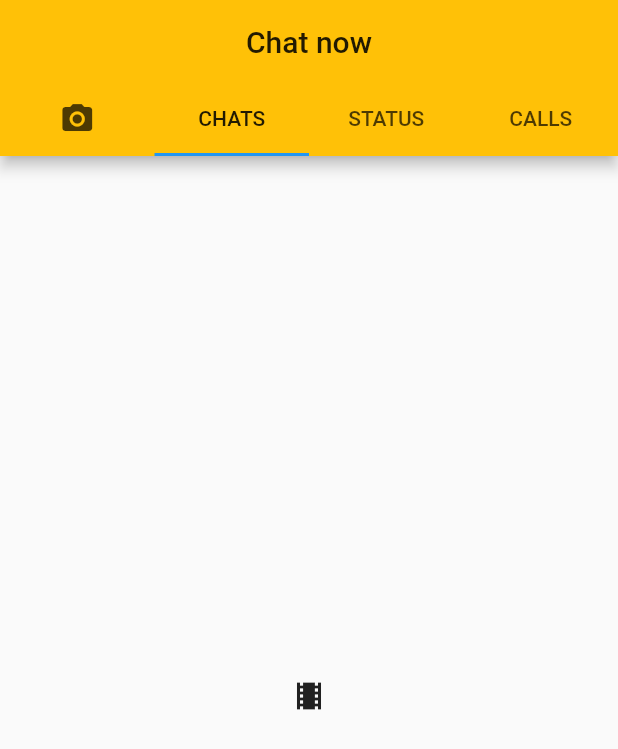
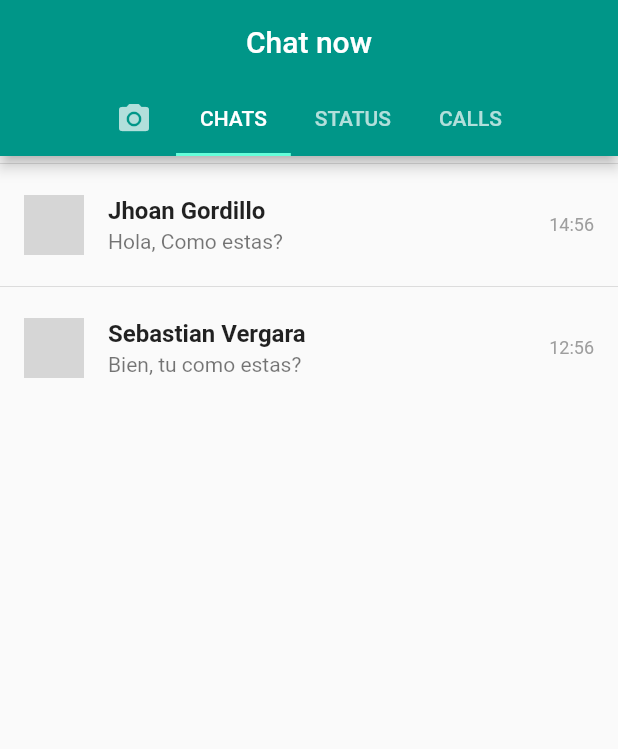
Before and after one commit to jhoangf94/learning_flutter, a Flutter app: the screen it shows after launch, tab 2 chosen, on a phone screen of 412 x 824 dp. Shown: the top 749 px of the screen. Run offline on Flutter 3.47's test engine with Material 2 defaults, Android fonts, the phone set to English and light mode, and no system bars; network calls fail; grey boxes are pictures that could not be loaded.

```diff
--- a/app_chat/lib/home.dart
+++ b/app_chat/lib/home.dart
@@ -34,6 +34,7 @@ class _HomePageState extends State<HomePage> with SingleTickerProviderStateMixin
         centerTitle: true,
         bottom: TabBar(
           controller: _tabController,
+          isScrollable: true,
           tabs: <Widget>[
             Tab(icon: Icon(Icons.camera_alt)),
             Tab(text: "CHATS"),
--- a/app_chat/lib/main.dart
+++ b/app_chat/lib/main.dart
@@ -1,4 +1,8 @@
 import 'package:flutter/material.dart';
+import 'package:app_chat/pages/chat.dart';
+import 'package:app_chat/pages/status.dart';
+import 'package:app_chat/pages/calls.dart';
+import 'package:app_chat/pages/chats.dart';
 import 'home.dart';
 
 void main() => runApp(ChatApp());
@@ -9,8 +13,15 @@ class ChatApp extends StatelessWidget {
   Widget build(BuildContext context) {
     return MaterialApp(
       debugShowCheckedModeBanner: false,
+      initialRoute: "/",
+      routes: {
+        // "/" : (context) => HomePage(),
+        "/chats" : (context) => Chats(),
+        Chat.routeName : (context) => Chat(),
+      },
       theme: ThemeData(
-        primaryColor: Colors.amber
+        primaryColor: Colors.teal,
+        accentColor: Colors.tealAccent,
       ),
       home: HomePage(),
     );
--- a/app_chat/lib/models/chat_model.dart
+++ b/app_chat/lib/models/chat_model.dart
@@ -11,12 +11,12 @@ List<ChatModel> dataTest = [
   ChatModel(
       name: "Jhoan Gordillo",
       message: "Hola, Como estas?",
-      time: "2019-03-13 14:56:59",
-      imageUrl: "https://via.placeholder.com/150/92c952"),
+      time: "14:56",
+      imageUrl: "https://encrypted-tbn0.gstatic.com/images?q=tbn:ANd9GcQ6gCQzwkrhQDivF9LsQdwWVJXZL3tGovutGu_5Gs8sjLZw1uEc"),
 
   ChatModel(
       name: "Sebastian Vergara",
       message: "Bien, tu como estas?",
-      time: "2019-04-14 12:56:59",
-      imageUrl: "https://via.placeholder.com/150/d32776")
+      time: "12:56",
+      imageUrl: "https://asktabby.files.wordpress.com/2013/03/wpid-photo-mar-6-2013-1015-pm.jpg")
 ];
--- a/app_chat/lib/pages/chats.dart
+++ b/app_chat/lib/pages/chats.dart
@@ -1,4 +1,6 @@
 import 'package:flutter/material.dart';
+import 'package:app_chat/models/chat_model.dart';
+import 'chat.dart';
 
 class Chats extends StatefulWidget {
   final Widget child;
@@ -9,12 +11,29 @@ class Chats extends StatefulWidget {
 }
 
 class _ChatsState extends State<Chats> {
+
+  // navega a la pantalla del chat selecionado
+  void _goToChat( ChatModel chat) {
+    Navigator.pushNamed(context, Chat.routeName, arguments: chat);
+  }
+
   @override
   Widget build(BuildContext context) {
-    return Container(
-      child: Center(
-        child: Icon(Icons.local_movies),
+    return ListView.builder(
+      itemCount: dataTest.length,
+      itemBuilder: (context, i) => Column(
+        children: <Widget>[
+          Divider(height: 10.0),
+          ListTile(
+            leading: CircleAvatar(backgroundImage: NetworkImage(dataTest[i].imageUrl),),
+            trailing: Text(dataTest[i].time, style: TextStyle(fontSize: 12, color: Colors.grey)),
+            title: Text(dataTest[i].name, style: TextStyle(fontWeight: FontWeight.bold),),
+            subtitle: Text(dataTest[i].message),
+            onTap: () => _goToChat(dataTest[i]),
+          )
+        ],
       ),
+
     );
   }
 }
```
Also changed, not shown: app_chat/lib/pages/chat.dart (added, +51 -0 lines), app_chat/flutter_01.png (added), 6 other files.
